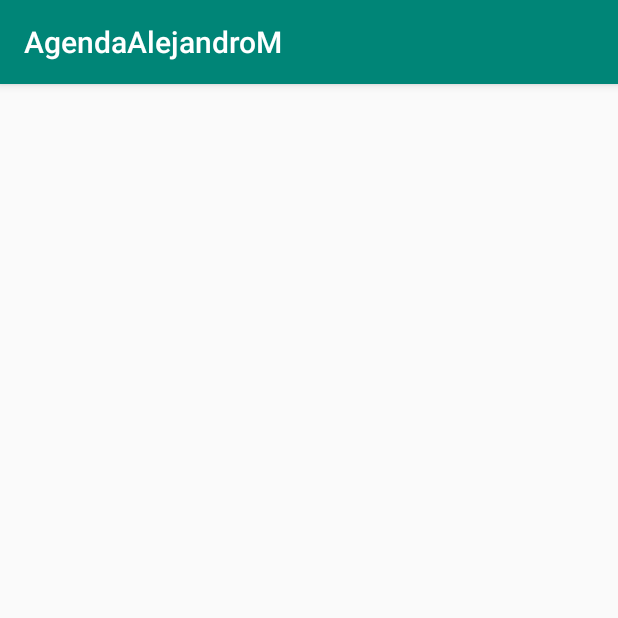
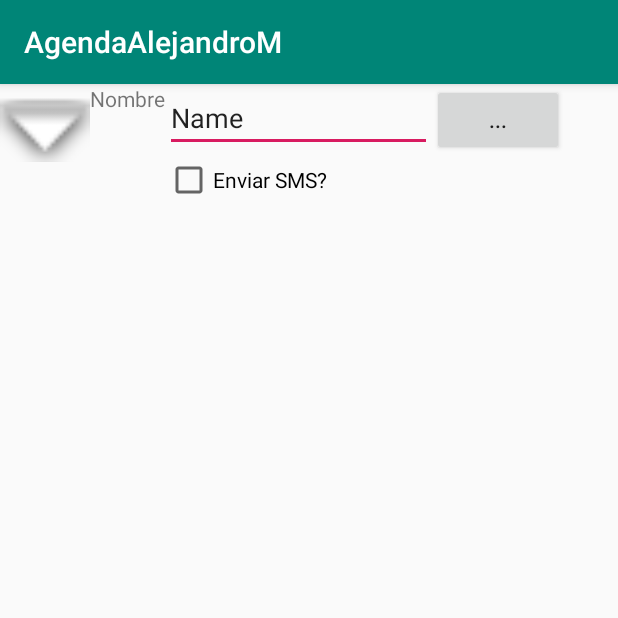
Before and after one commit to AlexMD97/Agenda, an Android app: the EditarContactoActivity screen opened directly, with no data from a screen before it, on a phone screen of 412 x 824 dp, the top half of it. Run offline under Robolectric (Android 15) with nearby library versions, the phone set to English and light mode, and no system bars; 2 statements that could not run were skipped.

Commit message:
Mostrar nombre e imagen en el activity de mostrar el contacto.

```diff
--- a/app/src/main/java/munoz/alejandro/agendaalejandrom/EditarContactoActivity.java
+++ b/app/src/main/java/munoz/alejandro/agendaalejandrom/EditarContactoActivity.java
@@ -1,13 +1,27 @@
 package munoz.alejandro.agendaalejandrom;
 
+import android.os.Bundle;
 import android.support.v7.app.AppCompatActivity;
-import android.os.Bundle;
+import android.widget.EditText;
+import android.widget.ImageView;
+
+import static munoz.alejandro.agendaalejandrom.MainActivity.CONTACTO;
 
 public class EditarContactoActivity extends AppCompatActivity {
+    private Contacto contacto;
 
     @Override
     protected void onCreate(Bundle savedInstanceState) {
         super.onCreate(savedInstanceState);
         setContentView(R.layout.activity_editar_contacto);
+
+        contacto = getIntent().getParcelableExtra(CONTACTO);
+
+        EditText etNombre = findViewById(R.id.etNombre);
+        etNombre.setText(contacto.getNombre());
+        ImageView imgContacto = findViewById(R.id.imgContacto);
+        imgContacto.setImageDrawable(contacto.getImagen());
     }
+
+    // TAREA: ABRIR ACTIVITY CON EL BOTÓN DE LOS CONTACTOS.
 }
--- a/app/src/main/res/layout/activity_editar_contacto.xml
+++ b/app/src/main/res/layout/activity_editar_contacto.xml
@@ -7,4 +7,73 @@
     android:orientation="vertical"
     tools:context=".EditarContactoActivity">
 
+    <LinearLayout
+        android:layout_width="wrap_content"
+        android:layout_height="wrap_content"
+        android:orientation="horizontal">
+
+        <ImageView
+            android:id="@+id/imgContacto"
+            android:layout_width="60dp"
+            android:layout_height="60dp"
+            android:layout_weight="1"
+            app:srcCompat="@android:drawable/arrow_down_float" />
+
+        <TextView
+            android:id="@+id/textView"
+            android:layout_width="wrap_content"
+            android:layout_height="wrap_content"
+            android:layout_weight="1"
+            android:text="Nombre" />
+
+        <LinearLayout
+            android:layout_width="match_parent"
+            android:layout_height="wrap_content"
+            android:layout_weight="1"
+            android:orientation="vertical">
+
+            <LinearLayout
+                android:layout_width="wrap_content"
+                android:layout_height="wrap_content"
+                android:orientation="horizontal">
+
+                <EditText
+                    android:id="@+id/etNombre"
+                    android:layout_width="178dp"
+                    android:layout_height="wrap_content"
+                    android:layout_weight="1"
+                    android:ems="10"
+                    android:inputType="textPersonName"
+                    android:text="Name" />
+
+                <Button
+                    android:id="@+id/button"
+                    android:layout_width="wrap_content"
+                    android:layout_height="wrap_content"
+                    android:layout_weight="1"
+                    android:text="..." />
+            </LinearLayout>
+
+            <CheckBox
+                android:id="@+id/checkBox"
+                android:layout_width="wrap_content"
+                android:layout_height="wrap_content"
+                android:layout_weight="1"
+                android:text="Enviar SMS?" />
+
+        </LinearLayout>
+
+    </LinearLayout>
+
+    <LinearLayout
+        android:layout_width="match_parent"
+        android:layout_height="match_parent"
+        android:orientation="horizontal"></LinearLayout>
+
+    <LinearLayout
+        android:layout_width="match_parent"
+        android:layout_height="match_parent"
+        android:orientation="horizontal">
+
+    </LinearLayout>
 </LinearLayout>
```
Also changed, not shown: app/src/main/java/munoz/alejandro/agendaalejandrom/Contacto.java (+46 -1 lines), app/src/main/java/munoz/alejandro/agendaalejandrom/MainActivity.java (+12 -2 lines).
